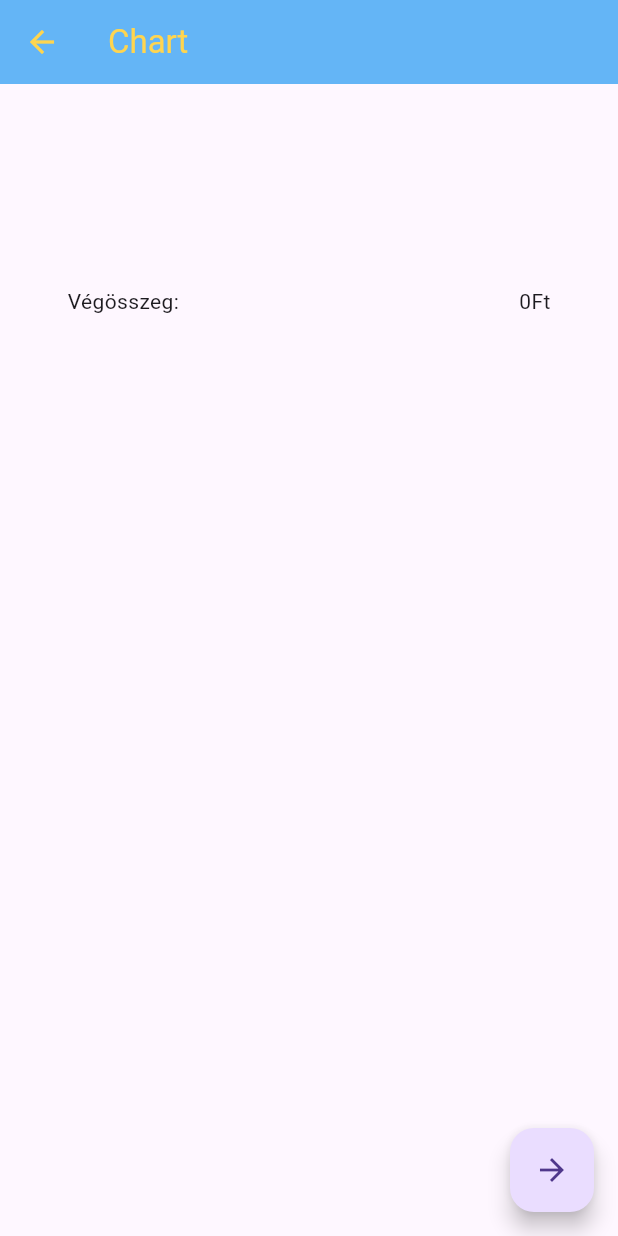
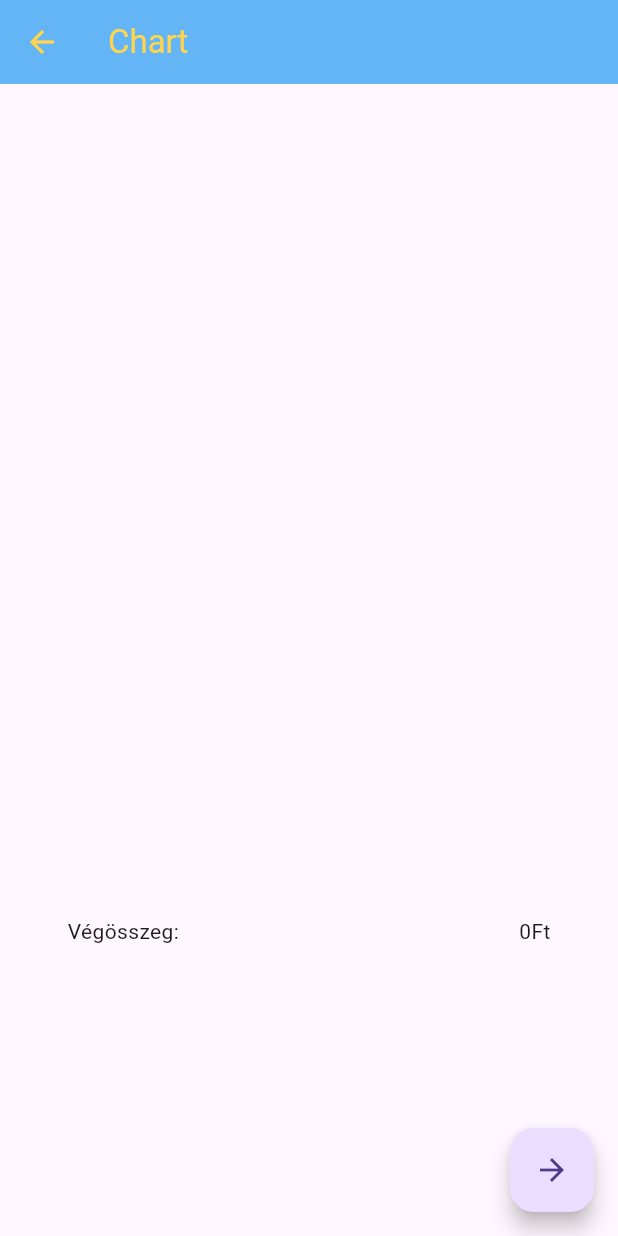
Before and after one commit to Mrb156/grocery_nav_app, a Flutter app: the Chart screen opened directly, on a phone screen of 412 x 824 dp. Run offline on Flutter 3.47's test engine with Material 2 defaults, Android fonts, the phone set to English and light mode, and no system bars; our stand-ins replace expansion_tile_card; missing offline and left inert: arrow_path.

Commit message:
chartfix

```diff
--- a/groceryNavApp/lib/screens/chart.dart
+++ b/groceryNavApp/lib/screens/chart.dart
@@ -21,6 +21,7 @@ class Chart extends StatelessWidget {
   Widget build(BuildContext context) {
     calculate();
     return Scaffold(
+      resizeToAvoidBottomInset: false,
       appBar: AppBar(
         foregroundColor: Colors.amber[300],
         shadowColor: Colors.blue,
@@ -29,11 +30,12 @@ class Chart extends StatelessWidget {
       ),
       body: Column(
         children: [
-          Container(
+          SingleChildScrollView(
+            child: Container(
+              height: 500,
               padding: const EdgeInsets.all(40.0),
               margin: const EdgeInsets.all(5.0),
               child: ListView.builder(
-                scrollDirection: Axis.vertical,
                   shrinkWrap: true,
                   itemCount: sList.length,
                   itemBuilder: (BuildContext context, int index) {
@@ -47,6 +49,7 @@ class Chart extends StatelessWidget {
                       ),
                     );
                   }),
+            ),
           ),
           Container(
             padding: const EdgeInsets.all(40.0),
```
Lines whose indentation alone changed are shown as unchanged.
